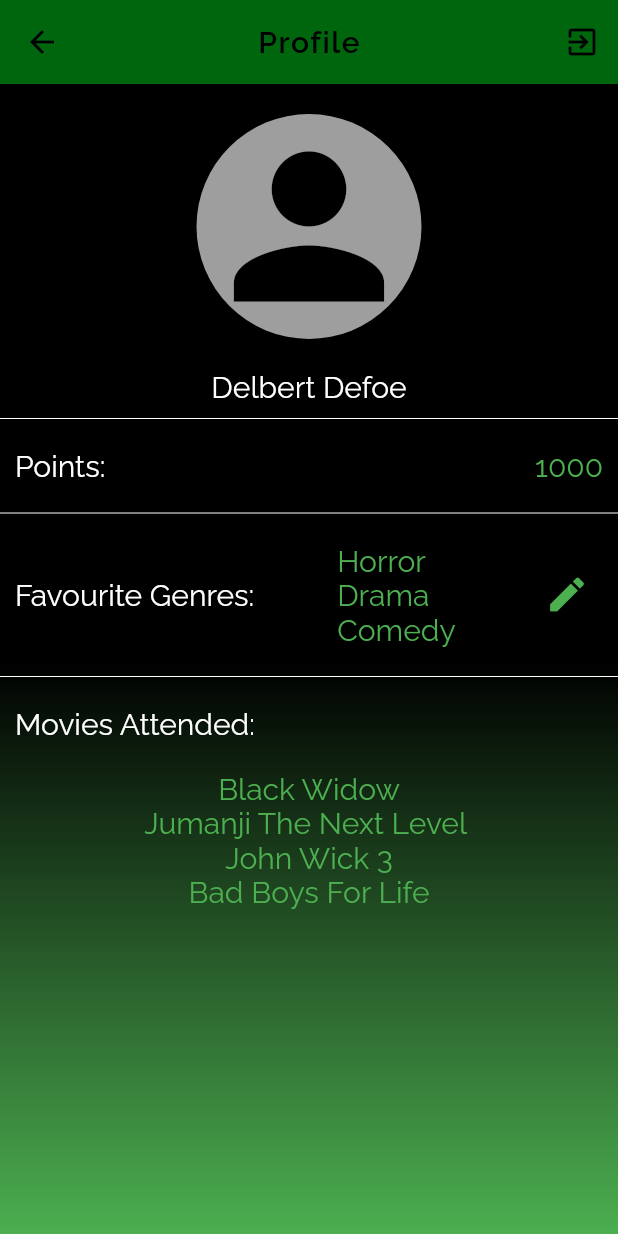
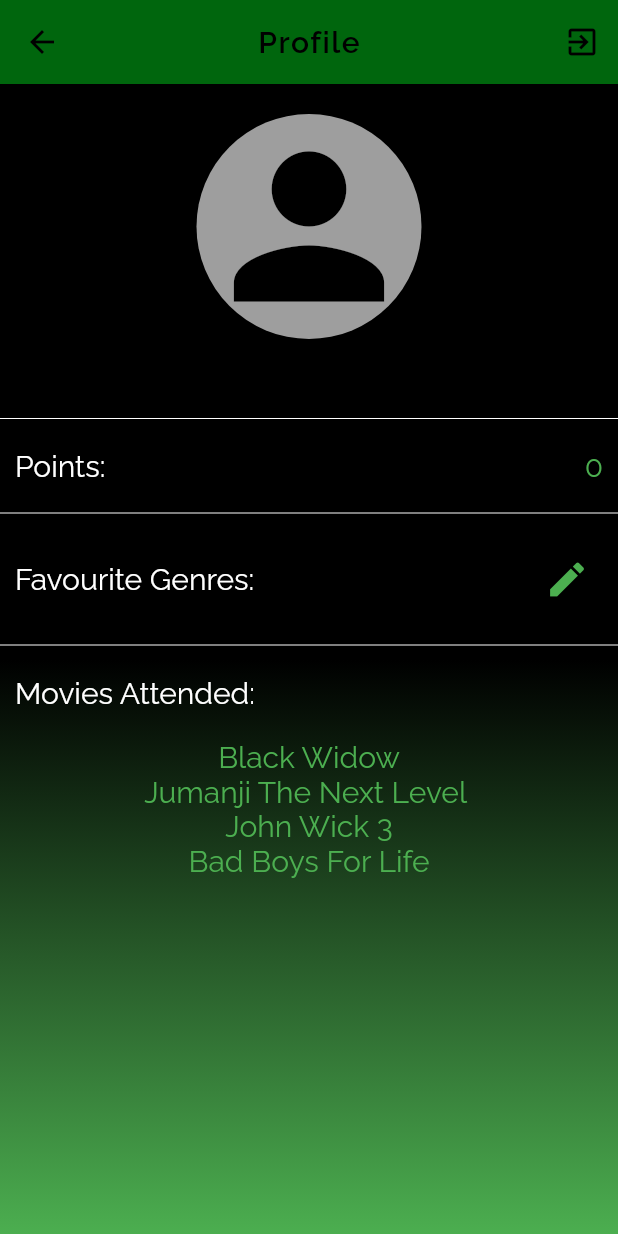
Before and after one commit to Delbert-Defoe/movie_app, a Flutter app: the ProfileScreen screen opened by its route, on a phone screen of 412 x 824 dp. Run offline on Flutter 3.47's test engine with Material 2 defaults, Android fonts, the phone set to English and light mode, and no system bars; our stand-ins replace cached_network_image, cloud_firestore, firebase_auth, firebase_core, firebase_storage, flutter_spinkit and 5 more; missing offline and left inert: square_in_app_payments; accounts and stored records are empty; network calls fail; project files that could hold a hidden picture were left out.

Commit message:
Auth screen completely remodled, authorizationa and global user

```diff
--- a/movieapp/lib/main.dart
+++ b/movieapp/lib/main.dart
@@ -55,7 +55,7 @@ class MyApp extends StatelessWidget {
         initialRoute: '/',
         onGenerateRoute: RouteGenerator.generateRoute,
         home: StreamProvider<LocalUser>.value(
-          value: AuthService().user,
+          value: LocalUser.instance.user,
           child: Wrapper(),
         ));
   }
--- a/movieapp/lib/models/ticket_model.dart
+++ b/movieapp/lib/models/ticket_model.dart
@@ -328,12 +328,10 @@ class TicketModel extends ChangeNotifier {
   }
 
   Future<void> buyTicket(Movie movie, BuildContext context) async {
-    var _auth = AuthService();
-
     final ticket = new Ticket();
 
-    ticket.uid = await _auth.getCurrentUser();
-    ticket.userName = LocalUser().username;
+    ticket.uid = await LocalUser.instance.getCurrentUser();
+    ticket.userName = LocalUser.instance.username;
     ticket.type = type[typeIndex];
     ticket.confirmed = true;
     ticket.dateTime =
--- a/movieapp/lib/models/user_model.dart
+++ b/movieapp/lib/models/user_model.dart
@@ -1,27 +1,27 @@
-import 'package:cloud_firestore/cloud_firestore.dart';
-import 'package:flutter/cupertino.dart';
-import 'package:movieapp/services/authentication.dart';
-import 'package:movieapp/services/database.dart';
-import 'package:flutter/material.dart';
-
-class LocalUser {
-  String uid;
-  String username;
-  String role;
-  List<dynamic> preferences;
-  int points;
-
-  LocalUser._internal();
-  static final LocalUser instance = LocalUser._internal();
-
-  factory LocalUser() {
-    if (instance == null) {}
-    return instance;
-  }
-
-  // LocalUser.fromData(Map<String, dynamic> data)
-  //     : uid = data['id'],
-  //       username = data['name'],
-  //       preferences = data['preferences'],
-  //       role = data['role'];
-}
+//import 'package:cloud_firestore/cloud_firestore.dart';
+//import 'package:flutter/cupertino.dart';
+//import 'package:movieapp/services/authentication.dart';
+//import 'package:movieapp/services/database.dart';
+//import 'package:flutter/material.dart';
+//
+//class LocalUsers {
+//  String uid;
+//  String username;
+//  String role;
+//  List<dynamic> preferences;
+//  int points;
+//
+//  LocalUser._internal();
+//  static final LocalUser instance = LocalUser._internal();
+//
+//  factory LocalUser() {
+//    if (instance == null) {}
+//    return instance;
+//  }
+//
+//  // LocalUser.fromData(Map<String, dynamic> data)
+//  //     : uid = data['id'],
+//  //       username = data['name'],
+//  //       preferences = data['preferences'],
+//  //       role = data['role'];
+//}
--- a/movieapp/lib/screens/movie_screen.dart
+++ b/movieapp/lib/screens/movie_screen.dart
@@ -88,7 +88,7 @@ class _MovieScreenState extends State<MovieScreen> {
                 padding: const EdgeInsets.fromLTRB(20, 30, 20, 10),
                 child: Text(
                   widget.movie.description,
-                  textAlign: TextAlign.justify,
+                  textAlign: TextAlign.left,
                   style: TextStyles.movieDescription,
                 ),
               ),
--- a/movieapp/lib/screens/my_profile_screeen.dart
+++ b/movieapp/lib/screens/my_profile_screeen.dart
@@ -12,7 +12,6 @@ import 'package:provider/provider.dart';
 class ProfileScreen extends StatelessWidget {
   @override
   Widget build(BuildContext context) {
-    LocalUser user = LocalUser();
     var devHeight = MediaQuery.of(context).size.height;
     var devWidth = MediaQuery.of(context).size.width;
     var headerHeight = devHeight / 3;
@@ -64,7 +63,7 @@ class ProfileScreen extends StatelessWidget {
                     child: Icon(Icons.person, size: 150, color: Colors.black),
                   ),
                   Text(
-                    'Delbert Defoe',
+                    LocalUser.instance.username ?? 'John Doe',
                     style: TextStyles.profileScreenTitles,
                   )
                 ]),
@@ -82,7 +81,7 @@ class ProfileScreen extends StatelessWidget {
                     style: TextStyles.profileScreenTitles,
                   ),
                   Text(
-                    '1000',
+                    LocalUser.instance.points.toString(),
                     style: TextStyles.profileScreenValues,
                   )
                 ],
@@ -105,9 +104,8 @@ class ProfileScreen extends StatelessWidget {
                   Column(
                       crossAxisAlignment: CrossAxisAlignment.start,
                       children: <Widget>[
-                        Text('Horror', style: TextStyles.profileScreenValues),
-                        Text('Drama', style: TextStyles.profileScreenValues),
-                        Text('Comedy', style: TextStyles.profileScreenValues),
+                        ...LocalUser.instance.preferences
+                            .map((pref) => _prefText(pref))
                       ]),
                   IconButton(
                     icon: Icon(
@@ -191,7 +189,7 @@ class ProfileScreen extends StatelessWidget {
             onPressed: () {
               Navigator.push(
                   context, MaterialPageRoute(builder: (context) => MyApp()));
-              AuthService().signout();
+              LocalUser.instance.signout();
             })
       ],
     );
@@ -203,3 +201,7 @@ class ProfileScreen extends StatelessWidget {
         });
   }
 }
+
+Widget _prefText(String pref) {
+  return Text(pref, style: TextStyles.profileScreenValues);
+}
--- a/movieapp/lib/services/auth_wrapper.dart
+++ b/movieapp/lib/services/auth_wrapper.dart
@@ -7,12 +7,13 @@ import 'package:movieapp/screens/home_screen.dart';
 import 'package:movieapp/models/ticket_model.dart';
 import 'package:movieapp/models/items_model.dart';
 import './local_database.dart';
+import 'package:movieapp/services/authentication.dart';
 
 class Wrapper extends StatelessWidget {
   @override
   Widget build(BuildContext context) {
     var user = Provider.of<LocalUser>(context);
-    if (user == null) {
+    if (user != null) {
       //LocalDatabase.instance.initiateDatabase();
       return HomeScreen();
     } else {
--- a/movieapp/lib/services/router.dart
+++ b/movieapp/lib/services/router.dart
@@ -22,7 +22,7 @@ class RouteGenerator {
       case "/":
         return MaterialPageRoute(
             builder: (_) => StreamProvider<LocalUser>.value(
-                  value: AuthService().user,
+                  value: LocalUser.instance.user,
                   child: Wrapper(),
                 ));
 
--- a/movieapp/pubspec.yaml
+++ b/movieapp/pubspec.yaml
@@ -28,7 +28,7 @@ dependencies:
   # The following adds the Cupertino Icons font to your application.
   # Use with the CupertinoIcons class for iOS style icons.
   cupertino_icons: ^0.1.3
-  font_awesome_flutter: ^8.5.0
+  font_awesome_flutter: ^8.11.0
   provider: ^4.0.0
   firebase_core: ^0.5.0
   firebase_auth: ^0.18.0+1
@@ -44,7 +44,6 @@ dependencies:
   path_provider: ^1.6.24
   flutter_svg:
   cached_network_image:
-
   intl: ^0.16.1
 
 dev_dependencies:
```
Also changed, not shown: movieapp/lib/screens/authenticate_screen.dart (+50 -10 lines), movieapp/lib/services/authentication.dart (+42 -35 lines), movieapp/lib/services/database.dart (+6 -5 lines), movieapp/lib/widgets/scheduleWidget.dart (+7 -5 lines), movieapp/assets/images/theaterPicture.jpg (added), movieapp/pubspec.lock.
